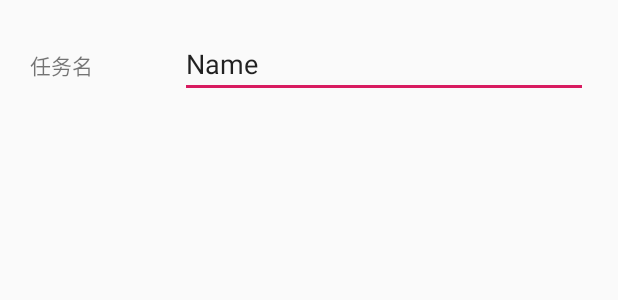
After one commit to lazystitan/Interval-Timer, an Android app: the layout add_task_layout.xml on its own in the app's theme, with its tools: preview values and no code run, on a phone screen of 412 x 824 dp. The commit adds this screen. Shown: the top 300 px of the screen. Run offline under Robolectric (Android 15) with nearby library versions, the phone set to English and light mode, and no system bars.

Commit message:
加入了新建任务的弹窗，并可以转至任务编辑页面。

```diff
--- a/app/src/main/res/layout/activity_edit_task.xml
+++ b/app/src/main/res/layout/activity_edit_task.xml
@@ -25,7 +25,7 @@
             android:layout_width="match_parent"
             android:layout_height="49dp"
             android:text="任务名"
-            android:textSize="20dp" />
+            android:textSize="20sp" />
 
         <TextView
             android:id="@+id/total_time_edit"
--- /dev/null
+++ b/app/src/main/res/layout/add_task_layout.xml
@@ -0,0 +1,29 @@
+<?xml version="1.0" encoding="utf-8"?>
+<LinearLayout xmlns:android="http://schemas.android.com/apk/res/android"
+    android:orientation="vertical"
+    android:layout_width="match_parent"
+    android:layout_height="wrap_content"
+    android:padding="20dp">
+
+    <LinearLayout
+        android:layout_width="match_parent"
+        android:layout_height="wrap_content"
+        android:orientation="horizontal">
+
+        <TextView
+            android:id="@+id/task_name_alterdialog"
+            android:layout_width="wrap_content"
+            android:layout_height="wrap_content"
+            android:layout_weight="1"
+            android:text="任务名" />
+
+        <EditText
+            android:id="@+id/edit_task_name_alterdialog"
+            android:layout_width="wrap_content"
+            android:layout_height="wrap_content"
+            android:layout_weight="1"
+            android:ems="10"
+            android:inputType="textPersonName"
+            android:text="Name" />
+    </LinearLayout>
+</LinearLayout>
--- a/app/src/main/res/layout/fragment_activity_cardview.xml
+++ b/app/src/main/res/layout/fragment_activity_cardview.xml
@@ -12,7 +12,8 @@
         android:layout_height="100dp"
         app:cardCornerRadius="10dp"
         app:cardBackgroundColor="#1111"
-        app:cardElevation="5dp">
+        android:layout_margin="2dp"
+        >
 
         <android.support.constraint.ConstraintLayout
             android:layout_width="match_parent"
--- a/app/src/main/res/layout/fragment_task_cardview.xml
+++ b/app/src/main/res/layout/fragment_task_cardview.xml
@@ -9,9 +9,10 @@
     <android.support.v7.widget.CardView
         android:layout_width="match_parent"
         android:layout_height="match_parent"
+        android:layout_margin="2dp"
         app:cardBackgroundColor="#113DA9B3"
         app:cardCornerRadius="10dp"
-        app:cardElevation="5dp">
+        >
 
         <android.support.constraint.ConstraintLayout
             android:layout_width="match_parent"
```
Also changed, not shown: app/src/main/java/com/riton/interval_timer/EditTaskActivity.java (+8 -2 lines), app/src/main/java/com/riton/interval_timer/MainActivity.java (+43 -0 lines).
